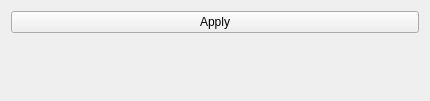
Old version of the form MummyInterface/Resources/UI/MummyInterface.ui in the repository mt4sd/MummyMuseum.
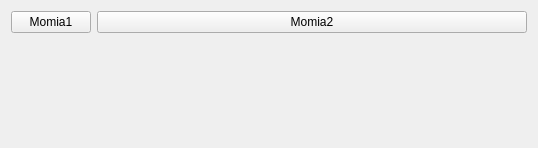
New version of the form.

Commit message: EHN: Creating the new slicelet class

Patch:
```diff
--- a/MummyInterface/Resources/UI/MummyInterface.ui
+++ b/MummyInterface/Resources/UI/MummyInterface.ui
@@ -6,13 +6,13 @@
    <rect>
     <x>0</x>
     <y>0</y>
-    <width>430</width>
-    <height>101</height>
+    <width>538</width>
+    <height>148</height>
    </rect>
   </property>
   <layout class="QFormLayout" name="formLayout">
-   <item row="0" column="0" colspan="2">
-    <widget class="QPushButton" name="applyButton">
+   <item row="1" column="0">
+    <widget class="QPushButton" name="mummyButton1">
      <property name="enabled">
       <bool>true</bool>
      </property>
@@ -20,7 +20,14 @@
       <string>Run the algorithm.</string>
      </property>
      <property name="text">
-      <string>Apply</string>
+      <string>Momia1</string>
+     </property>
+    </widget>
+   </item>
+   <item row="1" column="1">
+    <widget class="QPushButton" name="mummyButton2">
+     <property name="text">
+      <string>Momia2</string>
      </property>
     </widget>
    </item>
```
The commit also changes 1 other file.
